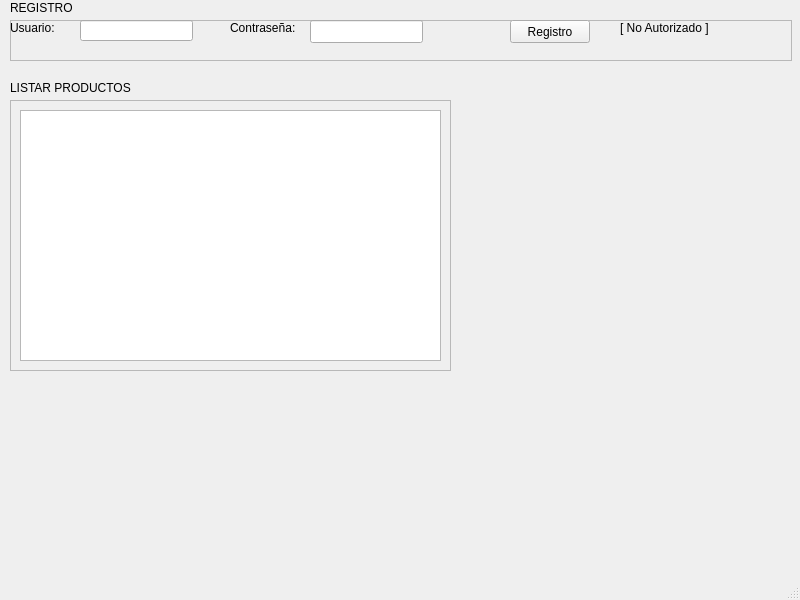
This is interfaz_grafica.ui in JorgeArguello1999/Gestor_Productos as Qt 5 draws it before an edit. The edited form follows.
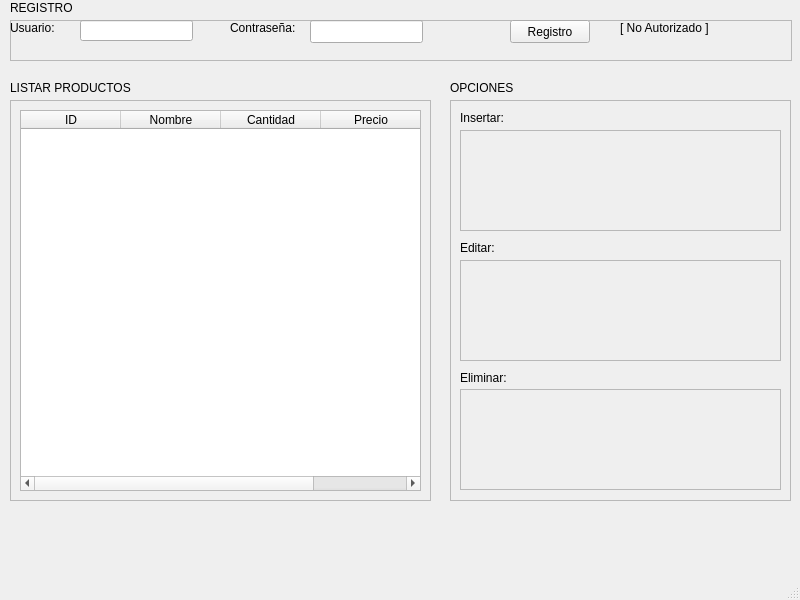
This is the edited form.

Commit message: Se define casi por completo la interfaz grafica aunque no tiene funcionalidad

```diff
--- a/interfaz_grafica.ui
+++ b/interfaz_grafica.ui
@@ -126,8 +126,8 @@
      <rect>
       <x>10</x>
       <y>100</y>
-      <width>441</width>
-      <height>271</height>
+      <width>421</width>
+      <height>401</height>
      </rect>
     </property>
     <property name="frameShape">
@@ -136,15 +136,35 @@
     <property name="frameShadow">
      <enum>QFrame::Raised</enum>
     </property>
-    <widget class="QTableView" name="tableView">
+    <widget class="QTableWidget" name="tabla_productos">
      <property name="geometry">
       <rect>
        <x>10</x>
        <y>10</y>
-       <width>421</width>
-       <height>251</height>
+       <width>401</width>
+       <height>381</height>
       </rect>
      </property>
+     <column>
+      <property name="text">
+       <string>ID</string>
+      </property>
+     </column>
+     <column>
+      <property name="text">
+       <string>Nombre</string>
+      </property>
+     </column>
+     <column>
+      <property name="text">
+       <string>Cantidad</string>
+      </property>
+     </column>
+     <column>
+      <property name="text">
+       <string>Precio</string>
+      </property>
+     </column>
     </widget>
    </widget>
    <widget class="QLabel" name="label_3">
@@ -160,6 +180,122 @@
      <string>LISTAR PRODUCTOS</string>
     </property>
    </widget>
+   <widget class="QFrame" name="frame">
+    <property name="geometry">
+     <rect>
+      <x>450</x>
+      <y>100</y>
+      <width>341</width>
+      <height>401</height>
+     </rect>
+    </property>
+    <property name="frameShape">
+     <enum>QFrame::StyledPanel</enum>
+    </property>
+    <property name="frameShadow">
+     <enum>QFrame::Raised</enum>
+    </property>
+    <widget class="QLabel" name="label_6">
+     <property name="geometry">
+      <rect>
+       <x>10</x>
+       <y>10</y>
+       <width>57</width>
+       <height>15</height>
+      </rect>
+     </property>
+     <property name="text">
+      <string>Insertar:</string>
+     </property>
+    </widget>
+    <widget class="QFrame" name="frame_2">
+     <property name="geometry">
+      <rect>
+       <x>10</x>
+       <y>30</y>
+       <width>321</width>
+       <height>101</height>
+      </rect>
+     </property>
+     <property name="frameShape">
+      <enum>QFrame::StyledPanel</enum>
+     </property>
+     <property name="frameShadow">
+      <enum>QFrame::Raised</enum>
+     </property>
+    </widget>
+    <widget class="QFrame" name="frame_4">
+     <property name="geometry">
+      <rect>
+       <x>10</x>
+       <y>289</y>
+       <width>321</width>
+       <height>101</height>
+      </rect>
+     </property>
+     <property name="frameShape">
+      <enum>QFrame::StyledPanel</enum>
+     </property>
+     <property name="frameShadow">
+      <enum>QFrame::Raised</enum>
+     </property>
+    </widget>
+    <widget class="QFrame" name="frame_5">
+     <property name="geometry">
+      <rect>
+       <x>10</x>
+       <y>160</y>
+       <width>321</width>
+       <height>101</height>
+      </rect>
+     </property>
+     <property name="frameShape">
+      <enum>QFrame::StyledPanel</enum>
+     </property>
+     <property name="frameShadow">
+      <enum>QFrame::Raised</enum>
+     </property>
+    </widget>
+    <widget class="QLabel" name="label_7">
+     <property name="geometry">
+      <rect>
+       <x>10</x>
+       <y>140</y>
+       <width>57</width>
+       <height>15</height>
+      </rect>
+     </property>
+     <property name="text">
+      <string>Editar:</string>
+     </property>
+    </widget>
+    <widget class="QLabel" name="label_8">
+     <property name="geometry">
+      <rect>
+       <x>10</x>
+       <y>270</y>
+       <width>57</width>
+       <height>15</height>
+      </rect>
+     </property>
+     <property name="text">
+      <string>Eliminar:</string>
+     </property>
+    </widget>
+   </widget>
+   <widget class="QLabel" name="label_5">
+    <property name="geometry">
+     <rect>
+      <x>450</x>
+      <y>80</y>
+      <width>71</width>
+      <height>16</height>
+     </rect>
+    </property>
+    <property name="text">
+     <string>OPCIONES</string>
+    </property>
+   </widget>
   </widget>
   <widget class="QMenuBar" name="menubar">
    <property name="geometry">
```
The commit also changes 3 other files.
